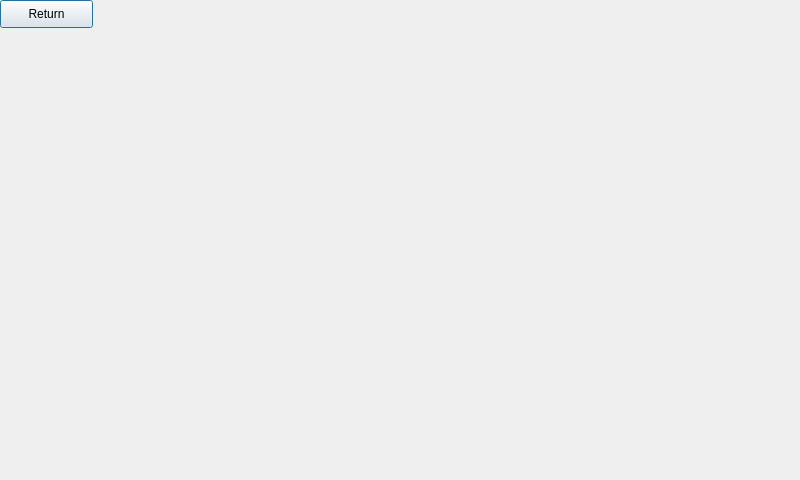
The window that watering.ui (mateusur/Home_automation) describes before a commit, drawn with Qt 5.
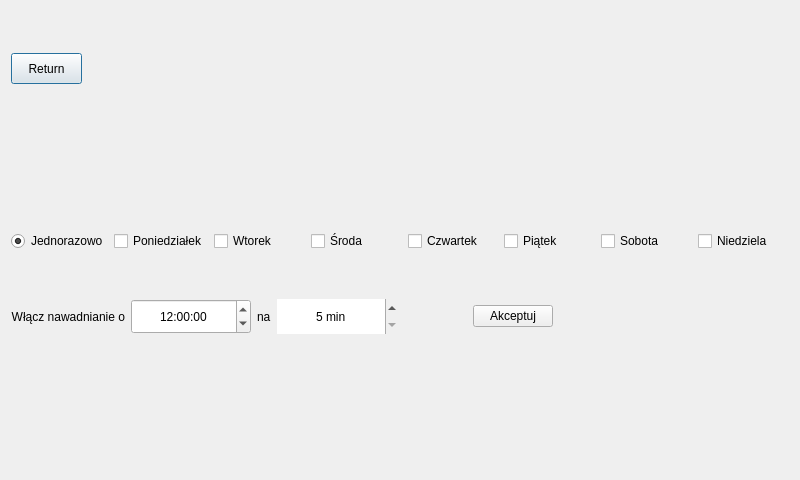
The same window after the commit.

Commit message: Layout for watering window updated

What changed in the file:
```diff
--- a/watering.ui
+++ b/watering.ui
@@ -10,22 +10,293 @@
     <height>480</height>
    </rect>
   </property>
+  <property name="font">
+   <font>
+    <pointsize>9</pointsize>
+   </font>
+  </property>
   <property name="windowTitle">
    <string>Dialog</string>
   </property>
-  <widget class="QPushButton" name="return_button">
-   <property name="geometry">
-    <rect>
-     <x>0</x>
-     <y>0</y>
-     <width>93</width>
-     <height>28</height>
-    </rect>
-   </property>
-   <property name="text">
-    <string>Return</string>
-   </property>
-  </widget>
+  <layout class="QVBoxLayout" name="verticalLayout">
+   <item>
+    <widget class="QSplitter" name="splitter">
+     <property name="orientation">
+      <enum>Qt::Horizontal</enum>
+     </property>
+     <widget class="QPushButton" name="return_button">
+      <property name="sizePolicy">
+       <sizepolicy hsizetype="Fixed" vsizetype="Fixed">
+        <horstretch>0</horstretch>
+        <verstretch>0</verstretch>
+       </sizepolicy>
+      </property>
+      <property name="minimumSize">
+       <size>
+        <width>71</width>
+        <height>31</height>
+       </size>
+      </property>
+      <property name="maximumSize">
+       <size>
+        <width>71</width>
+        <height>31</height>
+       </size>
+      </property>
+      <property name="baseSize">
+       <size>
+        <width>71</width>
+        <height>31</height>
+       </size>
+      </property>
+      <property name="text">
+       <string>Return</string>
+      </property>
+     </widget>
+    </widget>
+   </item>
+   <item>
+    <spacer name="verticalSpacer_2">
+     <property name="orientation">
+      <enum>Qt::Vertical</enum>
+     </property>
+     <property name="sizeType">
+      <enum>QSizePolicy::Minimum</enum>
+     </property>
+     <property name="sizeHint" stdset="0">
+      <size>
+       <width>20</width>
+       <height>99</height>
+      </size>
+     </property>
+    </spacer>
+   </item>
+   <item>
+    <layout class="QHBoxLayout" name="horizontalLayout">
+     <item>
+      <widget class="QRadioButton" name="radioButton">
+       <property name="text">
+        <string>Jednorazowo</string>
+       </property>
+       <property name="checked">
+        <bool>true</bool>
+       </property>
+      </widget>
+     </item>
+     <item>
+      <widget class="QCheckBox" name="checkBox_monday">
+       <property name="text">
+        <string>Poniedziałek</string>
+       </property>
+      </widget>
+     </item>
+     <item>
+      <widget class="QCheckBox" name="checkBox_tuesday">
+       <property name="text">
+        <string>Wtorek</string>
+       </property>
+      </widget>
+     </item>
+     <item>
+      <widget class="QCheckBox" name="checkBox_wednesday">
+       <property name="text">
+        <string>Środa</string>
+       </property>
+      </widget>
+     </item>
+     <item>
+      <widget class="QCheckBox" name="checkBox_thursday">
+       <property name="text">
+        <string>Czwartek</string>
+       </property>
+      </widget>
+     </item>
+     <item>
+      <widget class="QCheckBox" name="checkBox_friday">
+       <property name="text">
+        <string>Piątek</string>
+       </property>
+      </widget>
+     </item>
+     <item>
+      <widget class="QCheckBox" name="checkBox_saturday">
+       <property name="text">
+        <string>Sobota</string>
+       </property>
+      </widget>
+     </item>
+     <item>
+      <widget class="QCheckBox" name="checkBox_sunday">
+       <property name="text">
+        <string>Niedziela</string>
+       </property>
+      </widget>
+     </item>
+    </layout>
+   </item>
+   <item>
+    <layout class="QHBoxLayout" name="horizontalLayout_2">
+     <item>
+      <widget class="QLabel" name="label">
+       <property name="font">
+        <font>
+         <pointsize>9</pointsize>
+        </font>
+       </property>
+       <property name="text">
+        <string>Włącz nawadnianie o</string>
+       </property>
+       <property name="alignment">
+        <set>Qt::AlignRight|Qt::AlignTrailing|Qt::AlignVCenter</set>
+       </property>
+      </widget>
+     </item>
+     <item>
+      <widget class="QTimeEdit" name="timeEdit">
+       <property name="minimumSize">
+        <size>
+         <width>120</width>
+         <height>35</height>
+        </size>
+       </property>
+       <property name="font">
+        <font>
+         <pointsize>9</pointsize>
+        </font>
+       </property>
+       <property name="alignment">
+        <set>Qt::AlignCenter</set>
+       </property>
+       <property name="currentSection">
+        <enum>QDateTimeEdit::HourSection</enum>
+       </property>
+       <property name="time">
+        <time>
+         <hour>12</hour>
+         <minute>0</minute>
+         <second>0</second>
+        </time>
+       </property>
+      </widget>
+     </item>
+     <item>
+      <widget class="QLabel" name="label_2">
+       <property name="sizePolicy">
+        <sizepolicy hsizetype="Minimum" vsizetype="Minimum">
+         <horstretch>0</horstretch>
+         <verstretch>0</verstretch>
+        </sizepolicy>
+       </property>
+       <property name="minimumSize">
+        <size>
+         <width>10</width>
+         <height>0</height>
+        </size>
+       </property>
+       <property name="font">
+        <font>
+         <pointsize>9</pointsize>
+        </font>
+       </property>
+       <property name="text">
+        <string>na</string>
+       </property>
+      </widget>
+     </item>
+     <item>
+      <widget class="QDoubleSpinBox" name="doubleSpinBox_interval">
+       <property name="minimumSize">
+        <size>
+         <width>120</width>
+         <height>35</height>
+        </size>
+       </property>
+       <property name="font">
+        <font>
+         <pointsize>9</pointsize>
+        </font>
+       </property>
+       <property name="frame">
+        <bool>false</bool>
+       </property>
+       <property name="alignment">
+        <set>Qt::AlignCenter</set>
+       </property>
+       <property name="buttonSymbols">
+        <enum>QAbstractSpinBox::UpDownArrows</enum>
+       </property>
+       <property name="prefix">
+        <string/>
+       </property>
+       <property name="suffix">
+        <string> min</string>
+       </property>
+       <property name="decimals">
+        <number>0</number>
+       </property>
+       <property name="minimum">
+        <double>5.000000000000000</double>
+       </property>
+       <property name="maximum">
+        <double>45.000000000000000</double>
+       </property>
+      </widget>
+     </item>
+     <item>
+      <spacer name="horizontalSpacer">
+       <property name="orientation">
+        <enum>Qt::Horizontal</enum>
+       </property>
+       <property name="sizeType">
+        <enum>QSizePolicy::Preferred</enum>
+       </property>
+       <property name="sizeHint" stdset="0">
+        <size>
+         <width>70</width>
+         <height>20</height>
+        </size>
+       </property>
+      </spacer>
+     </item>
+     <item>
+      <widget class="QPushButton" name="pushButton_accept">
+       <property name="text">
+        <string>Akceptuj</string>
+       </property>
+      </widget>
+     </item>
+     <item>
+      <spacer name="horizontalSpacer_2">
+       <property name="orientation">
+        <enum>Qt::Horizontal</enum>
+       </property>
+       <property name="sizeHint" stdset="0">
+        <size>
+         <width>40</width>
+         <height>20</height>
+        </size>
+       </property>
+      </spacer>
+     </item>
+    </layout>
+   </item>
+   <item>
+    <spacer name="verticalSpacer">
+     <property name="orientation">
+      <enum>Qt::Vertical</enum>
+     </property>
+     <property name="sizeType">
+      <enum>QSizePolicy::Maximum</enum>
+     </property>
+     <property name="sizeHint" stdset="0">
+      <size>
+       <width>20</width>
+       <height>90</height>
+      </size>
+     </property>
+    </spacer>
+   </item>
+  </layout>
  </widget>
  <resources/>
  <connections/>
```
The commit also changes 2 other files.
